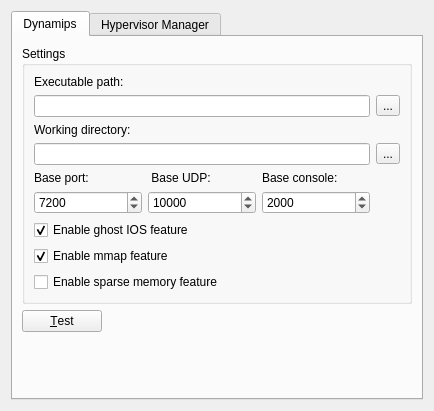
Old version of the form src/GNS3/Ui/ConfigurationPages/Form_PreferencesDynamips.ui in the repository GNS3/gns3-legacy.
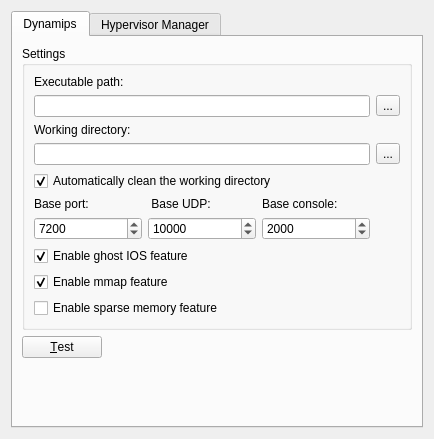
New version of the form.

The edit to the form file:
```diff
--- a/src/GNS3/Ui/ConfigurationPages/Form_PreferencesDynamips.ui
+++ b/src/GNS3/Ui/ConfigurationPages/Form_PreferencesDynamips.ui
@@ -6,7 +6,7 @@
     <x>0</x>
     <y>0</y>
     <width>430</width>
-    <height>411</height>
+    <height>439</height>
    </rect>
   </property>
   <property name="windowTitle" >
@@ -72,28 +72,38 @@
             </property>
            </widget>
           </item>
-          <item row="4" column="0" >
+          <item row="4" column="0" colspan="4" >
+           <widget class="QCheckBox" name="checkBoxClearWorkdir" >
+            <property name="text" >
+             <string>Automatically clean the working directory</string>
+            </property>
+            <property name="checked" >
+             <bool>true</bool>
+            </property>
+           </widget>
+          </item>
+          <item row="5" column="0" >
            <widget class="QLabel" name="label_5" >
             <property name="text" >
              <string>Base port:</string>
             </property>
            </widget>
           </item>
-          <item row="4" column="1" >
+          <item row="5" column="1" >
            <widget class="QLabel" name="label_6" >
             <property name="text" >
              <string> Base UDP:</string>
             </property>
            </widget>
           </item>
-          <item row="4" column="2" colspan="2" >
+          <item row="5" column="2" colspan="2" >
            <widget class="QLabel" name="label_7" >
             <property name="text" >
              <string>Base console:</string>
             </property>
            </widget>
           </item>
-          <item row="5" column="0" >
+          <item row="6" column="0" >
            <widget class="QSpinBox" name="dynamips_port" >
             <property name="maximum" >
              <number>65535</number>
@@ -103,7 +113,7 @@
             </property>
            </widget>
           </item>
-          <item row="5" column="1" >
+          <item row="6" column="1" >
            <widget class="QSpinBox" name="dynamips_baseUDP" >
             <property name="maximum" >
              <number>65535</number>
@@ -113,7 +123,7 @@
             </property>
            </widget>
           </item>
-          <item row="5" column="2" >
+          <item row="6" column="2" >
            <widget class="QSpinBox" name="dynamips_baseConsole" >
             <property name="maximum" >
              <number>65535</number>
@@ -123,7 +133,7 @@
             </property>
            </widget>
           </item>
-          <item row="6" column="0" colspan="2" >
+          <item row="7" column="0" colspan="2" >
            <widget class="QCheckBox" name="checkBoxGhosting" >
             <property name="text" >
              <string>Enable ghost IOS feature</string>
@@ -133,7 +143,7 @@
             </property>
            </widget>
           </item>
-          <item row="7" column="0" colspan="2" >
+          <item row="8" column="0" colspan="2" >
            <widget class="QCheckBox" name="checkBoxMmap" >
             <property name="text" >
              <string>Enable mmap feature</string>
@@ -143,7 +153,7 @@
             </property>
            </widget>
           </item>
-          <item row="8" column="0" colspan="2" >
+          <item row="9" column="0" colspan="2" >
            <widget class="QCheckBox" name="checkBoxSparseMem" >
             <property name="text" >
              <string>Enable sparse memory feature</string>
```
